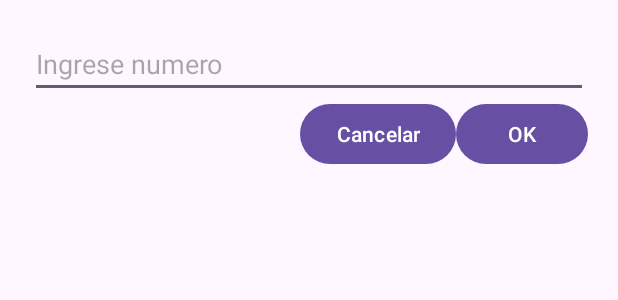
After one commit to JoseRabanales/SateliteCounter, an Android app: the layout item_dialog.xml on its own in the app's theme, with its tools: preview values and no code run, on a phone screen of 412 x 824 dp. The commit adds this screen. Shown: the top 300 px of the screen. Run offline under Robolectric (Android 15) with nearby library versions, the phone set to English and light mode, and no system bars.

Commit message:
Alert dialog to enter counter numbers

```diff
--- /dev/null
+++ b/app/src/main/res/layout/item_dialog.xml
@@ -0,0 +1,33 @@
+<?xml version="1.0" encoding="utf-8"?>
+<LinearLayout xmlns:android="http://schemas.android.com/apk/res/android"
+    android:layout_width="match_parent"
+    android:layout_height="wrap_content"
+    android:orientation="vertical"
+    android:padding="20dp">
+
+    <EditText
+        android:id="@+id/inputNumber"
+        android:layout_width="match_parent"
+        android:layout_height="wrap_content"
+        android:inputType="number"
+        android:hint="@string/enter_number" />
+
+    <LinearLayout
+        android:layout_width="match_parent"
+        android:layout_height="wrap_content"
+        android:orientation="horizontal"
+        android:gravity="end">
+
+        <Button
+            android:id="@+id/cancelButton"
+            android:layout_width="wrap_content"
+            android:layout_height="wrap_content"
+            android:text="@string/cancel" />
+
+        <Button
+            android:id="@+id/okButton"
+            android:layout_width="wrap_content"
+            android:layout_height="wrap_content"
+            android:text="@string/ok" />
+    </LinearLayout>
+</LinearLayout>
--- a/app/src/main/res/values/strings.xml
+++ b/app/src/main/res/values/strings.xml
@@ -1,3 +1,6 @@
 <resources>
     <string name="app_name">aeroagri</string>
+    <string name="enter_number">Ingrese numero</string>
+    <string name="cancel">Cancelar</string>
+    <string name="ok">OK</string>
 </resources>
```
Also changed, not shown: app/src/main/java/com/example/stelite_counter/MainActivity.kt (+25 -0 lines).
